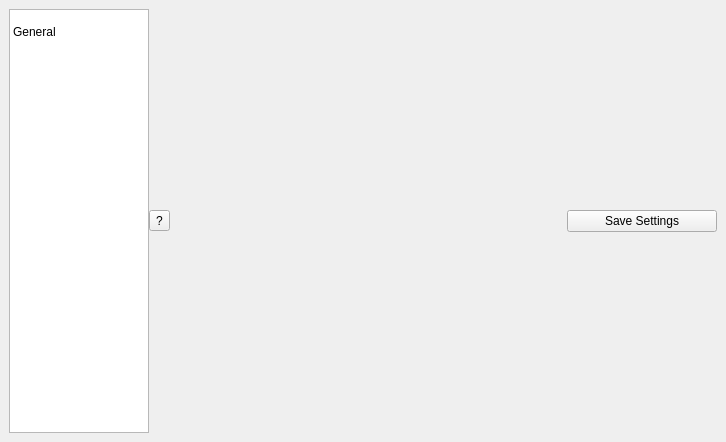
The window that qt/applications/workbench/workbench/widgets/settings/main.ui (mantidproject/mantid) describes before a commit, drawn with Qt 5.
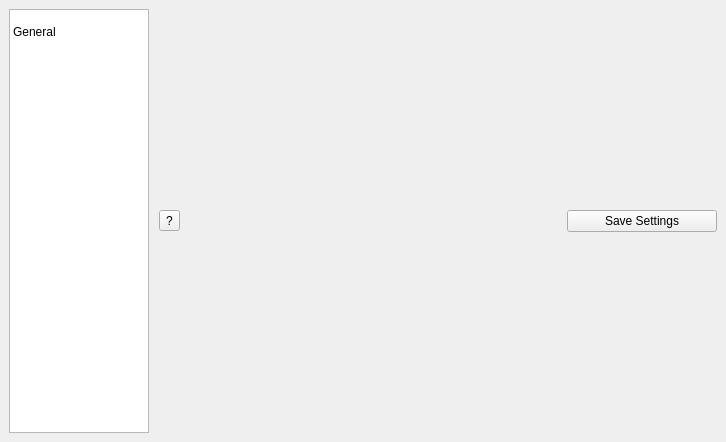
The same window after the commit.

Commit message: Add left margine to settings window for the help button

```diff
--- a/qt/applications/workbench/workbench/widgets/settings/main.ui
+++ b/qt/applications/workbench/workbench/widgets/settings/main.ui
@@ -86,6 +86,9 @@
           <property name="sizeConstraint">
            <enum>QLayout::SetMinimumSize</enum>
           </property>
+          <property name="leftMargin">
+           <number>10</number>
+          </property>
           <item>
            <widget class="QToolButton" name="help_button">
             <property name="text">
```
